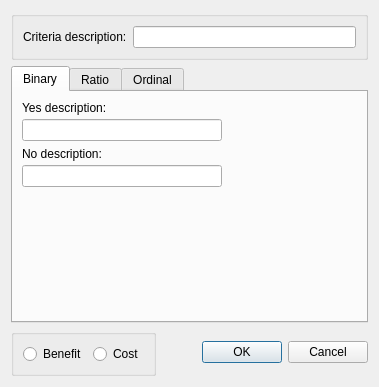
Old version of the form src/gui/add_criteria.ui in the repository Ecotrust/delphos.
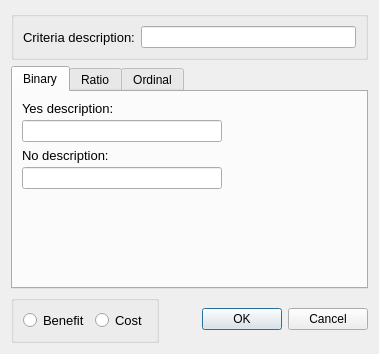
New version of the form. Custom widgets are drawn as their Qt base class.

Diff of the .ui file:
```diff
--- a/src/gui/add_criteria.ui
+++ b/src/gui/add_criteria.ui
@@ -6,9 +6,15 @@
     <x>0</x>
     <y>0</y>
     <width>379</width>
-    <height>387</height>
+    <height>354</height>
    </rect>
   </property>
+  <property name="font" >
+   <font>
+    <family>Arial</family>
+    <pointsize>9</pointsize>
+   </font>
+  </property>
   <property name="windowTitle" >
    <string>Add Criteria</string>
   </property>
@@ -23,6 +29,11 @@
        <layout class="QHBoxLayout" >
         <item>
          <widget class="QLabel" name="label" >
+          <property name="font" >
+           <font>
+            <pointsize>10</pointsize>
+           </font>
+          </property>
           <property name="text" >
            <string>Criteria description:</string>
           </property>
@@ -53,6 +64,11 @@
          </property>
          <item>
           <widget class="QLabel" name="label_2" >
+           <property name="font" >
+            <font>
+             <pointsize>10</pointsize>
+            </font>
+           </property>
            <property name="text" >
             <string>Yes description:</string>
            </property>
@@ -77,6 +93,11 @@
          </property>
          <item>
           <widget class="QLabel" name="label_3" >
+           <property name="font" >
+            <font>
+             <pointsize>10</pointsize>
+            </font>
+           </property>
            <property name="text" >
             <string>No description:</string>
            </property>
@@ -257,6 +278,11 @@
        <layout class="QHBoxLayout" >
         <item>
          <widget class="QRadioButton" name="benefit_button" >
+          <property name="font" >
+           <font>
+            <pointsize>10</pointsize>
+           </font>
+          </property>
           <property name="text" >
            <string>Benefit</string>
           </property>
@@ -264,6 +290,11 @@
         </item>
         <item>
          <widget class="QRadioButton" name="cost_button" >
+          <property name="font" >
+           <font>
+            <pointsize>10</pointsize>
+           </font>
+          </property>
           <property name="text" >
            <string>Cost</string>
           </property>
```
Left out of the diff: 8 changed lines with no effect on the pictures.
